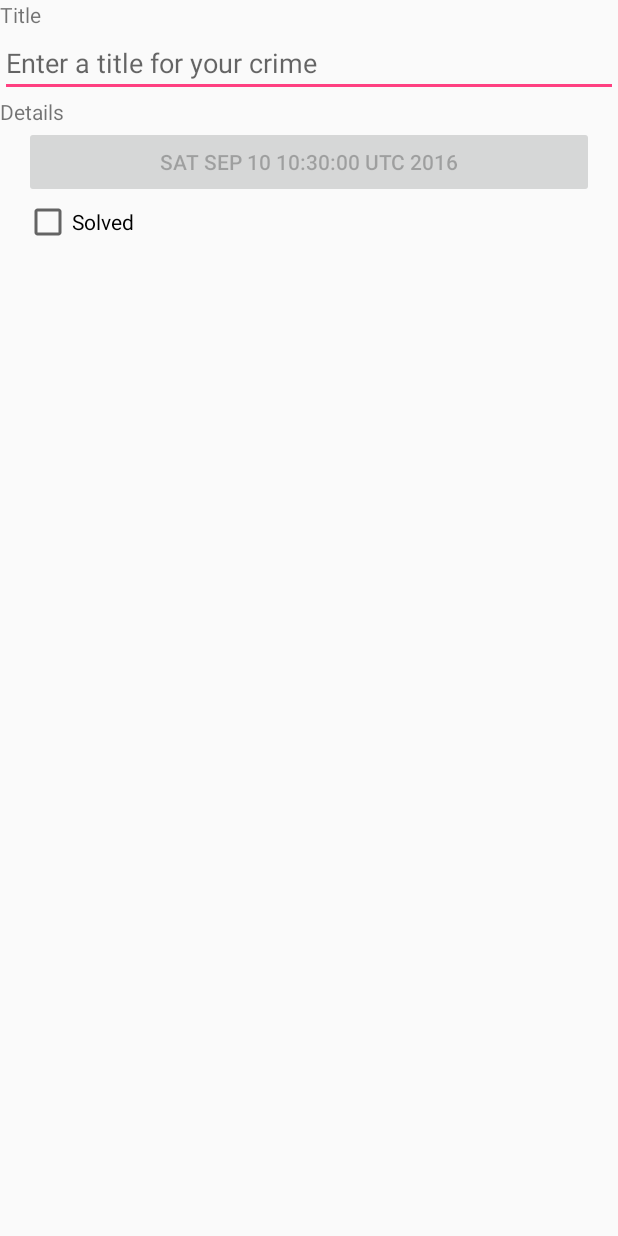
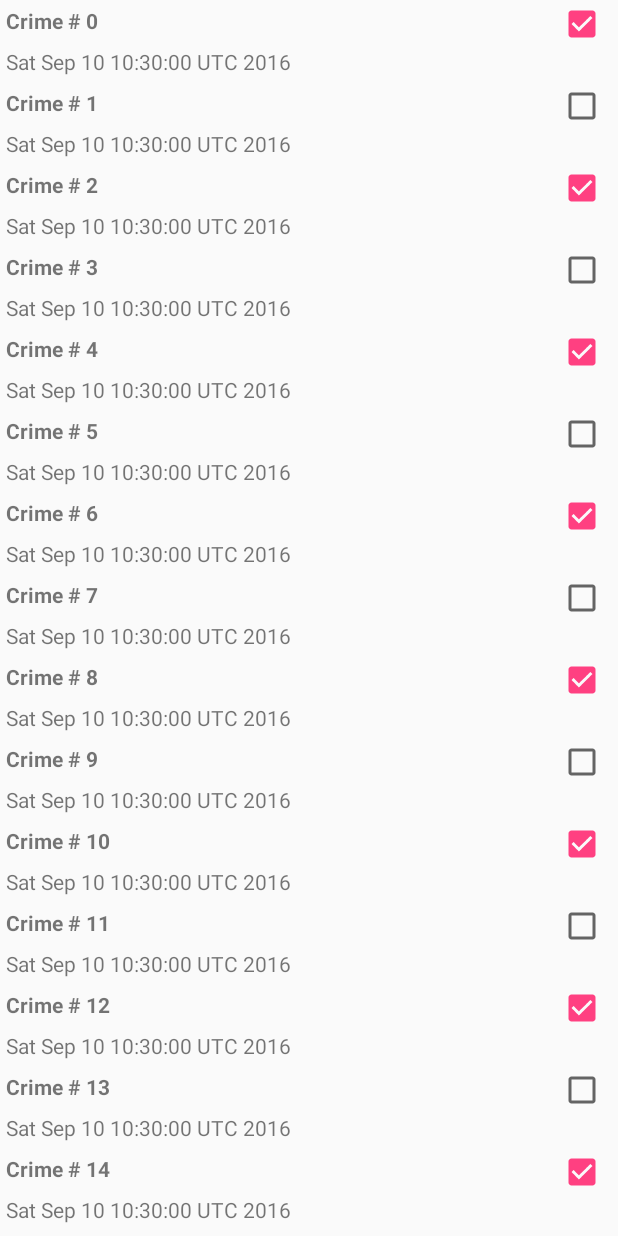
Before and after one commit to CSantosCompSci/CriminalIntent2, an Android app: the screen it shows after launch (CrimeActivity before the commit, CrimeListActivity after it), on a phone screen of 412 x 824 dp. Run offline under Robolectric (Android 15) with nearby library versions, the phone set to English and light mode, and no system bars.

Commit message:
Working through adding functionality

```diff
--- a/app/build.gradle
+++ b/app/build.gradle
@@ -24,4 +24,5 @@ dependencies {
     testCompile 'junit:junit:4.12'
     compile 'com.android.support:appcompat-v7:23.4.0'
     compile 'com.android.support:support-v4:24.1.1'
+    compile 'com.android.support:recyclerview-v7:24.1.1'
 }
--- a/app/src/main/AndroidManifest.xml
+++ b/app/src/main/AndroidManifest.xml
@@ -8,7 +8,7 @@
         android:label="@string/app_name"
         android:supportsRtl="true"
         android:theme="@style/AppTheme">
-        <activity android:name=".CrimeActivity">
+        <activity android:name=".CrimeListActivity">
             <intent-filter>
                 <action android:name="android.intent.action.MAIN"/>
 
--- a/app/src/main/java/com/example/android/criminalintent/CrimeActivity.java
+++ b/app/src/main/java/com/example/android/criminalintent/CrimeActivity.java
@@ -3,25 +3,12 @@ package com.example.android.criminalintent;
 import android.support.v4.app.Fragment;
 import android.support.v4.app.FragmentActivity;
 import android.support.v4.app.FragmentManager;
-import android.support.v7.app.AppCompatActivity;
 import android.os.Bundle;
 
-public class CrimeActivity extends FragmentActivity {
+public class CrimeActivity extends SingleFragmentActivity {
 
     @Override
-    protected void onCreate(Bundle savedInstanceState) {
-        super.onCreate(savedInstanceState);
-        setContentView(R.layout.activity_crime);
-        FragmentManager fm = getSupportFragmentManager();
-        Fragment fragment = fm.findFragmentById(R.id.fragment_container);
-
-        if(fragment == null){
-            fragment = new CrimeFragment();
-            fm.beginTransaction()
-                    .add(R.id.fragment_container,fragment)
-                    .commit();
-        }
-
-
+    protected Fragment createFragment(){
+        return new CrimeFragment();
     }
 }
--- /dev/null
+++ b/app/src/main/java/com/example/android/criminalintent/CrimeLab.java
@@ -0,0 +1,44 @@
+package com.example.android.criminalintent;
+
+import android.content.Context;
+
+import java.util.ArrayList;
+import java.util.List;
+import java.util.UUID;
+
+/**
+ * Created by Chris on 9/10/2016.
+ */
+public class CrimeLab {
+    private static CrimeLab sCrimeLab;
+    private ArrayList<Crime> mCrimes;
+
+    private CrimeLab(Context context){
+        mCrimes = new ArrayList<>();
+        for(int i = 0; i <= 100; i++){
+            Crime crime = new Crime();
+            crime.setTitle("Crime # " + i);
+            crime.setSolved(i%2 == 0);
+            mCrimes.add(crime);
+        }
+    }
+    public static CrimeLab get(Context context) {
+       if(sCrimeLab == null){
+           sCrimeLab = new CrimeLab(context);
+       }
+        return sCrimeLab;
+    }
+    public List<Crime> getCrimes(){
+
+        return mCrimes;
+    }
+    public Crime getCrime(UUID id) {
+        for (Crime crime : mCrimes) {
+            if (crime.getID().equals(id))
+                return crime;
+        }
+        return null;
+    }
+
+
+}
--- /dev/null
+++ b/app/src/main/java/com/example/android/criminalintent/CrimeListActivity.java
@@ -0,0 +1,13 @@
+package com.example.android.criminalintent;
+
+import android.support.v4.app.Fragment;
+
+/**
+ * Created by Chris on 9/10/2016.
+ */
+public class CrimeListActivity extends SingleFragmentActivity {
+    @Override
+    protected Fragment createFragment(){
+        return new CrimeListFragment();
+    }
+}
--- /dev/null
+++ b/app/src/main/java/com/example/android/criminalintent/CrimeListFragment.java
@@ -0,0 +1,96 @@
+package com.example.android.criminalintent;
+
+import android.os.Bundle;
+import android.support.v4.app.Fragment;
+import android.support.v7.widget.LinearLayoutManager;
+import android.support.v7.widget.RecyclerView;
+import android.view.LayoutInflater;
+import android.view.View;
+import android.view.ViewGroup;
+import android.widget.CheckBox;
+import android.widget.TextView;
+import android.widget.Toast;
+
+import java.util.List;
+
+
+
+/**
+ * Created by Chris on 9/10/2016.
+ */
+public class CrimeListFragment extends Fragment {
+    private RecyclerView mCrimeRecyclerView;
+    private CrimeAdapter mAdapter;
+
+    @Override
+    public View onCreateView(LayoutInflater inflater, ViewGroup container, Bundle savedInstanceState){
+        View view = inflater.inflate(R.layout.fragment_crime_list,container,false);
+        //create recycler view
+        mCrimeRecyclerView = (RecyclerView)view.findViewById(R.id.crime_recycler_view);
+        //immediately hand recycler view to LayoutManager. Otherwise the recler View will crash!!
+        mCrimeRecyclerView.setLayoutManager(new LinearLayoutManager(getActivity()));
+        updateUI();
+        return view;
+    }
+    private void updateUI(){
+        CrimeLab crimeLab = CrimeLab.get(getActivity());
+        List<Crime> crimes = crimeLab.getCrimes();
+        mAdapter = new CrimeAdapter(crimes);
+        mCrimeRecyclerView.setAdapter(mAdapter);
+    }
+
+    private class CrimeHolder extends RecyclerView.ViewHolder implements View.OnClickListener{
+        private  Crime mCrime;
+        private TextView mTitleTextView;
+        private TextView mDateTextView;
+        private CheckBox mSolvedCheckBox;
+
+        public CrimeHolder(View itemView){
+            super(itemView);
+            itemView.setOnClickListener(this);
+            mTitleTextView = (TextView)itemView.findViewById(R.id.list_item_crime_title_text_view);
+            mDateTextView = (TextView)itemView.findViewById((R.id.list_item_crime_date_text_view));
+            mSolvedCheckBox = (CheckBox)itemView.findViewById(R.id.list_item_crime_solved_check_box);
+        }
+        public void bindCrime(Crime crime){
+            mCrime = crime;
+            mTitleTextView.setText(mCrime.getTitle());
+            mDateTextView.setText(mCrime.getDate().toString());
+            mSolvedCheckBox.setChecked(mCrime.isSolved());
+
+        }
+
+        @Override
+        public void onClick(View view) {
+            Toast.makeText(getActivity(),mCrime.getTitle()+" clicked!",Toast.LENGTH_SHORT).show();
+
+        }
+    }
+
+    private class CrimeAdapter extends RecyclerView.Adapter<CrimeHolder>{
+
+        private List<Crime> mCrimes;
+
+        public CrimeAdapter(List<Crime> crimes){
+            mCrimes = crimes;
+        }
+
+        @Override
+        public CrimeHolder onCreateViewHolder(ViewGroup parent, int viewType) {
+            LayoutInflater layoutInflater = LayoutInflater.from(getActivity());
+            View view = layoutInflater.inflate(R.layout.list_item_crime, parent, false);
+            return new CrimeHolder(view);
+
+        }
+        @Override
+        public void onBindViewHolder(CrimeHolder holder, int position) {
+            Crime crime = mCrimes.get(position);
+            holder.bindCrime(crime);
+
+        }
+        @Override
+        public int getItemCount(){
+            return mCrimes.size();
+        }
+    }
+}
--- /dev/null
+++ b/app/src/main/java/com/example/android/criminalintent/SingleFragmentActivity.java
@@ -0,0 +1,29 @@
+package com.example.android.criminalintent;
+
+import android.os.Bundle;
+import android.support.v4.app.Fragment;
+import android.support.v4.app.FragmentActivity;
+import android.support.v4.app.FragmentManager;
+
+/**
+ * Created by Chris on 9/10/2016.
+ */
+public abstract class SingleFragmentActivity extends FragmentActivity {
+    protected abstract Fragment createFragment();
+
+    @Override
+    public void onCreate(Bundle savedInstanceState){
+        super.onCreate(savedInstanceState);
+        setContentView(R.layout.activity_fragment);
+
+        FragmentManager fm = getSupportFragmentManager();
+        Fragment fragment = fm.findFragmentById(R.id.fragment_container);
+
+            if(fragment == null){
+                fragment = createFragment();
+                fm.beginTransaction().add(R.id.fragment_container, fragment).commit();
+            }
+    }
+
+
+}
--- /dev/null
+++ b/app/src/main/res/layout/fragment_crime_list.xml
@@ -0,0 +1,7 @@
+<?xml version="1.0" encoding="utf-8"?>
+<android.support.v7.widget.RecyclerView xmlns:android="http://schemas.android.com/apk/res/android"
+              android:id="@+id/crime_recycler_view"
+              android:layout_width="match_parent"
+              android:layout_height="match_parent">
+
+</android.support.v7.widget.RecyclerView>
--- /dev/null
+++ b/app/src/main/res/layout/list_item_crime.xml
@@ -0,0 +1,31 @@
+<?xml version="1.0" encoding="utf-8"?>
+<RelativeLayout xmlns:android="http://schemas.android.com/apk/res/android"
+                xmlns:tools="http://schemas.android.com/tools"
+                android:layout_width="match_parent"
+                android:layout_height="wrap_content">
+
+    <CheckBox
+        android:id="@+id/list_item_crime_solved_check_box"
+        android:layout_width="wrap_content"
+        android:layout_height="wrap_content"
+        android:layout_alignParentRight="true"
+        android:padding="4dp"/>
+
+    <TextView
+        android:id="@+id/list_item_crime_title_text_view"
+        android:layout_width="match_parent"
+        android:layout_height="wrap_content"
+        android:layout_toLeftOf="@id/list_item_crime_solved_check_box"
+        android:textStyle="bold"
+        android:padding="4dp"
+        tools:text = "Crime Titles"/>
+
+    <TextView
+        android:id="@+id/list_item_crime_date_text_view"
+        android:layout_width="match_parent"
+        android:layout_height="wrap_content"
+        android:layout_toLeftOf="@id/list_item_crime_solved_check_box"
+        android:layout_below="@id/list_item_crime_title_text_view"
+        android:padding="4dp"
+        tools:text = "Crime Date"/>
+</RelativeLayout>
```
Also changed, not shown: app/src/main/res/layout/activity_fragment.xml (renamed from app/src/main/res/layout/activity_crime.xml).
